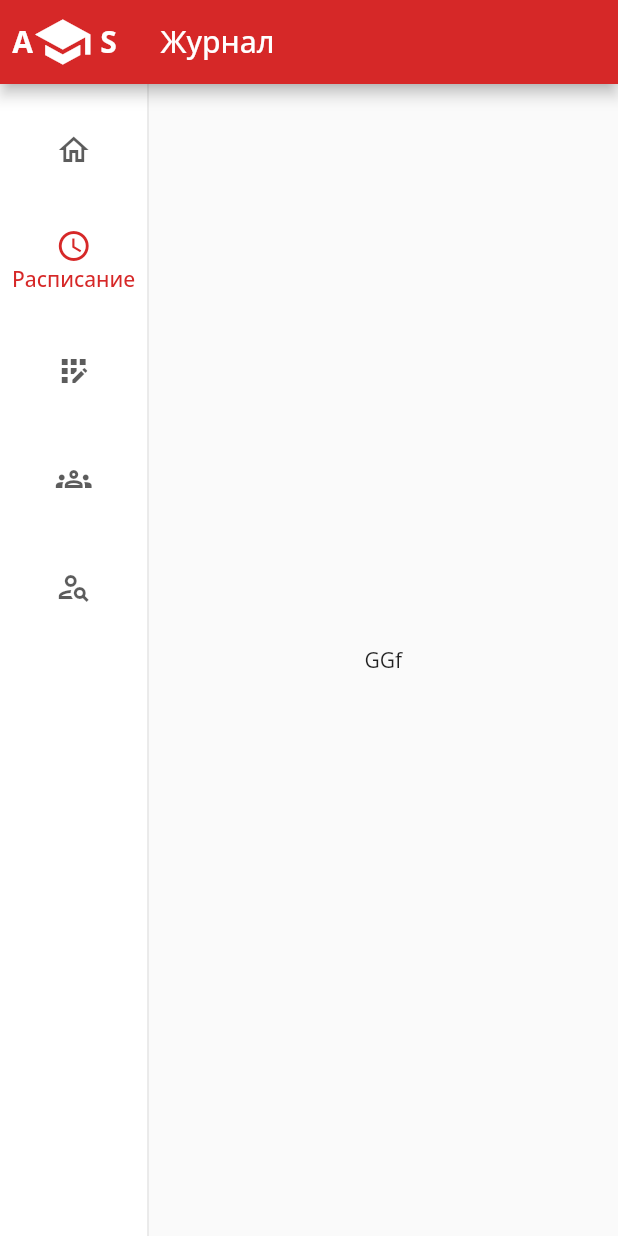
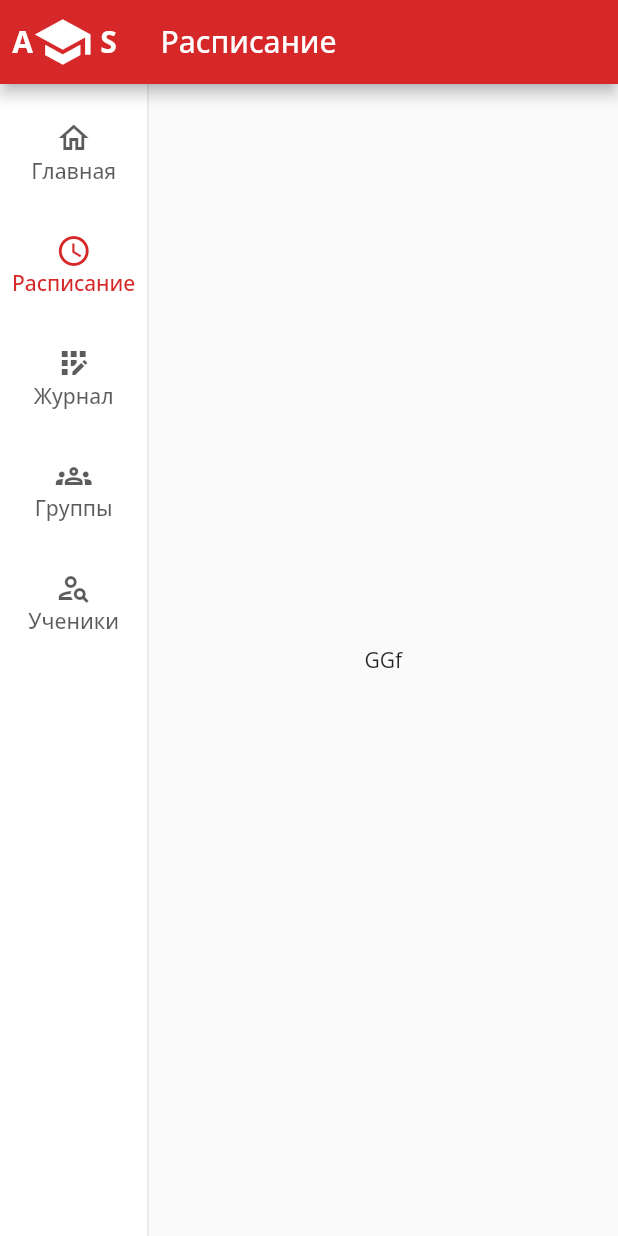
Before and after one commit to khudysh/Academus, a Flutter app: the DesktopView screen opened directly, after a tap on "Расписание", on a phone screen of 412 x 824 dp. Run offline on Flutter 3.47's test engine with Material 2 defaults, Android fonts, the phone set to English and light mode, and no system bars; our stand-ins replace adaptive_breakpoints; missing offline and left inert: dart:html.

Commit message:
tryed add routes, change mobile nav,

```diff
--- a/lib/app.dart
+++ b/lib/app.dart
@@ -10,6 +10,7 @@ class StudyCrm extends StatelessWidget{
 
   @override
   Widget build(BuildContext context) {
+    print("rebuild StudyCrm");
     final isDesktop = isDisplayDesktop(context);
     if (isDesktop) {
       return const DesktopView();
--- a/lib/main.dart
+++ b/lib/main.dart
@@ -3,25 +3,60 @@ import 'package:provider/provider.dart';
 import 'package:srm_test/app.dart';
 import 'package:srm_test/resources/theme.dart';
 import 'package:srm_test/widgets/switch_body.dart';
-
+import 'package:srm_test/routes.dart';
 
 void main() {
-  runApp(const MainPage());
+  runApp(const MainApp());
 }
 
-class MainPage extends StatelessWidget {
-  const MainPage({Key? key}) : super(key: key);
+class MainApp extends StatelessWidget {
+  const MainApp({Key? key}) : super(key: key);
 
   @override
   Widget build(BuildContext context) {
+    print("rebuild MainApp");
+
     return ChangeNotifierProvider<CurrentScreen>(
       create: (context) => CurrentScreen(),
       child: MaterialApp(
-        title: "Eugene",
-        home: StudyCrm(),
-        debugShowCheckedModeBanner: false,
-        theme: CustomTheme.lightTheme,
-      ),
+          title: "Eugene",
+          home: StudyCrm(),
+          debugShowCheckedModeBanner: false,
+          theme: CustomTheme.lightTheme,
+          // initialRoute: "/home",
+          // routes: {
+          //   "/home": (context) {
+          //     Future.delayed(Duration.zero, () {
+          //       context.read<CurrentScreen>().switchBody(0);
+          //     });
+          //     return StudyCrm();
+          //   },
+          //   "/timetable": (context) {
+          //     Future.delayed(Duration.zero, () {
+          //       context.read<CurrentScreen>().switchBody(1);
+          //     });
+          //     return StudyCrm();
+          //   },
+          //   "/register": (context) {
+          //     Future.delayed(Duration.zero, () {
+          //       context.read<CurrentScreen>().switchBody(2);
+          //     });
+          //     return StudyCrm();
+          //   },
+          //   "/groups": (context) {
+          //     Future.delayed(Duration.zero, () {
+          //       context.read<CurrentScreen>().switchBody(3);
+          //     });
+          //     return StudyCrm();
+          //   },
+          //   "/students": (context) {
+          //     Future.delayed(Duration.zero, () {
+          //       context.read<CurrentScreen>().switchBody(4);
+          //     });
+          //     return StudyCrm();
+          //   }
+          // }
+          ),
     );
   }
 }
--- /dev/null
+++ b/lib/resources/const.dart
@@ -0,0 +1,12 @@
+const destinationRegister = "Журнал";
+const destinationTimetable = "Расписание";
+const destinationGroups = "Группы";
+const destinationStudents = "Ученики";
+const destinationHome = "Главная";
+final selectedItem = <String>[
+  destinationHome,
+  destinationTimetable,
+  destinationRegister,
+  destinationGroups,
+  destinationStudents,
+];
--- a/lib/routes.dart
+++ b/lib/routes.dart
@@ -1,10 +1,10 @@
 
-// import 'package:get/get.dart';
-// import 'screens/home.dart';
-
-// class Routes {
-//   static final routes = [
-//     GetPage(name: '/home', page: () => Home()),
-//     //GetPage(name: '/group', page: () => const CurrencyScreen())
-//   ];
-// }
+class Routes {
+  static final routes = {
+    0:'/home',
+    1:'/timetable',
+    2:'/register',
+    3:'/groups',
+    4:'/students',
+  };
+}
--- a/lib/screens/home.dart
+++ b/lib/screens/home.dart
@@ -7,95 +7,53 @@ class Home extends StatelessWidget {
 
   @override
   Widget build(BuildContext context) {
-    final isDesktop = isDisplayDesktop(context);
-    if (isDesktop) {
-    return Column(
-      children: [
-        Row(
-          mainAxisAlignment: MainAxisAlignment.spaceEvenly,
+    print("rebuild CardHome");
+
+    // final isDesktop = isDisplayDesktop(context);
+    // if (isDesktop) {
+    return
+
+        GridView.extent(
+           maxCrossAxisExtent: 300.0,
+
+        crossAxisSpacing: 20.0,
+        mainAxisSpacing: 20.0,
           children: [
-            Padding(
-              padding: EdgeInsets.only(
-                  top: standartPadding),
-              child: const CardHome(
+             const CardHome(
                 title: "Расписание",
                 icon: Icons.schedule,
                 describe:
                     "Здесь можно посмотреть расписание занятий в разных кабинетах, а также изменить его",
                 screenNum: 1,
               ),
-            ),
-            Padding(
-              padding: EdgeInsets.only(
-                  top: standartPadding),
-              child: const CardHome(
+            const CardHome(
                 title: "Журнал",
                 icon: Icons.app_registration,
                 describe:
                     "Здесь можно посмотреть журнал посещений, отметить присутствующих, прописать темы уроков",
                     screenNum: 2,
               ),
-            ),
-            Padding(
-              padding: EdgeInsets.only(
-                  top: standartPadding),
-              child: const CardHome(
+           const CardHome(
                 title: "Группы",
                 icon: Icons.groups,
                 describe:
                     "Здесь можно посмотреть все группы, их расписание и состав",
                     screenNum: 3,
               ),
-            ),
-            Padding(
-              padding: EdgeInsets.only(
-                  top: standartPadding),
-              child: const CardHome(
+            const CardHome(
                 title: "Ученики",
                 icon: Icons.person_search,
                 describe:
                     "Здесь можно посмотреть информацию по каждому отдельному ученику",
                    screenNum: 4,
               ),
-            ),
+
           ],
-        ),
-        Padding(
-              padding: EdgeInsets.only(
-                  left: standartPadding,
-                  right: standartPadding,
-                  top: standartPadding),
-              child:
-        Row(
-          mainAxisAlignment: MainAxisAlignment.spaceEvenly,
-          children: const [
-            Expanded(
-              flex: 2,
-              child: CardHome(
-                icon: Icons.schedule,
-                title: "Расписание",
-                describe:
-                    "Здесь можно посмотреть информацию по каждому отдельному ученику",
-                    screenNum: 0,
-              ),
-            ),
-            Expanded(
-              child: CardHome(
-                icon: Icons.schedule,
-                title: "Расписание",
-                describe:
-                    "Здесь можно посмотреть информацию по каждому отдельному ученику",
-                    screenNum: 0,
-              ),
-            ),
-          ],
-        ),
-        ),
-      ],
+
     );
-    }
-    else {
-      return Text("f");
-  }
+  //   }
+  //   else {
+  //     return Text("f");
+  // }
   }
 }
--- a/lib/widgets/card_home.dart
+++ b/lib/widgets/card_home.dart
@@ -15,6 +15,7 @@ class CardHome extends StatelessWidget {
 
   @override
   Widget build(BuildContext context) {
+    print("rebuild CardHome");
     return Card(
       child: InkWell(
         hoverColor: Colors.black.withAlpha(3),
--- a/lib/widgets/desktop_view.dart
+++ b/lib/widgets/desktop_view.dart
@@ -1,24 +1,15 @@
 import 'package:flutter/material.dart';
 import 'package:provider/provider.dart';
 import 'package:srm_test/widgets/switch_body.dart';
-
+import 'package:srm_test/routes.dart';
+import 'package:srm_test/resources/const.dart';
 class DesktopView extends StatelessWidget {
   const DesktopView({Key? key}) : super(key: key);
 
   @override
   Widget build(BuildContext context) {
-    const destinationRegister = "Журнал";
-    const destinationTimetable = "Расписание";
-    const destinationGroups = "Группы";
-    const destinationStudents = "Ученики";
-    const destinationHome = "Главная";
-    final selectedItem = <String>[
-      destinationHome,
-      destinationRegister,
-      destinationTimetable,
-      destinationGroups,
-      destinationStudents,
-    ];
+    print("rebuild DesktopView");
+
     return Scaffold(
       appBar: AppBar(
         automaticallyImplyLeading: false,
@@ -75,8 +66,9 @@ class DesktopView extends StatelessWidget {
             selectedIndex: context.watch<CurrentScreen>().getCurrentScreenNum,
             onDestinationSelected: (index) {
               context.read<CurrentScreen>().switchBody(index);
+              //Navigator.pushReplacementNamed(context, Routes.routes[index]!);
             },
-            labelType: NavigationRailLabelType.selected,
+            labelType: NavigationRailLabelType.all,
             destinations: const [
               NavigationRailDestination(
                 icon: Icon(
--- a/lib/widgets/mobile_view.dart
+++ b/lib/widgets/mobile_view.dart
@@ -1,59 +1,28 @@
 import 'package:flutter/material.dart';
 import 'package:provider/provider.dart';
 import 'package:srm_test/widgets/switch_body.dart';
+import 'package:srm_test/resources/const.dart';
 
-class MobileView extends StatefulWidget {
+class MobileView extends StatelessWidget {
   const MobileView({Key? key}) : super(key: key);
 
   @override
-  State<MobileView> createState() => _MobileViewState();
-}
+  Widget build(BuildContext context) {
+    print("rebuild DesktopView");
 
-class _MobileViewState extends State<MobileView> with RestorationMixin {
-  final RestorableInt _selectedIndex = RestorableInt(0);
-
-  @override
-  String get restorationId => 'nav_rail_demo';
-
-  @override
-  void restoreState(RestorationBucket? oldBucket, bool initialRestore) {
-    registerForRestoration(_selectedIndex, 'selected_index');
-  }
-
-  @override
-  void dispose() {
-    _selectedIndex.dispose();
-    super.dispose();
-  }
-
-  @override
-  Widget build(BuildContext context) {
-    const destinationRegister = "Журнал";
-    const destinationTimetable = "Расписание";
-    const destinationGroups = "Группы";
-    const destinationStudents = "Ученики";
-    const destinationHome = "Главная";
-    final selectedItem = <String>[
-      destinationHome,
-      destinationRegister,
-      destinationTimetable,
-      destinationGroups,
-      destinationStudents,
-    ];
     return Scaffold(
       appBar: AppBar(
-        title: Text(selectedItem[_selectedIndex.value]),
+        title: Text(selectedItem[context.watch<CurrentScreen>().getCurrentScreenNum]),
       ),
       body: context.watch<CurrentScreen>().getCurrentScreen,
       drawer: SizedBox(
         width: 100,
         child: Drawer(
           child: NavigationRail(
-            selectedIndex: _selectedIndex.value,
+            groupAlignment: -0.7,
+            selectedIndex: context.watch<CurrentScreen>().getCurrentScreenNum,
             onDestinationSelected: (index) {
-              setState(() {
-                _selectedIndex.value = index;
-              });
+              context.read<CurrentScreen>().switchBody(index);
             },
             labelType: NavigationRailLabelType.selected,
             destinations: const [
@@ -70,10 +39,21 @@ class _MobileViewState extends State<MobileView> with RestorationMixin {
               ),
               NavigationRailDestination(
                 icon: Icon(
-                  Icons.favorite_border,
+                  Icons.schedule_outlined,
                 ),
                 selectedIcon: Icon(
-                  Icons.favorite,
+                  Icons.schedule,
+                ),
+                label: Text(
+                  destinationTimetable,
+                ),
+              ),
+              NavigationRailDestination(
+                icon: Icon(
+                  Icons.app_registration_outlined,
+                ),
+                selectedIcon: Icon(
+                  Icons.app_registration,
                 ),
                 label: Text(
                   destinationRegister,
@@ -81,32 +61,19 @@ class _MobileViewState extends State<MobileView> with RestorationMixin {
               ),
               NavigationRailDestination(
                 icon: Icon(
-                  Icons.bookmark_border,
+                  Icons.groups_outlined,
                 ),
                 selectedIcon: Icon(
-                  Icons.book,
-                ),
-                label: Text(
-                  destinationTimetable,
-                ),
-              ),
-              NavigationRailDestination(
-                icon: Icon(
-                  Icons.star_border,
-                ),
-                selectedIcon: Icon(
-                  Icons.star,
+                  Icons.groups,
                 ),
                 label: Text(
                   destinationGroups,
                 ),
               ),
               NavigationRailDestination(
-                icon: Icon(
-                  Icons.favorite_border,
-                ),
+                icon: Icon(Icons.person_search_outlined),
                 selectedIcon: Icon(
-                  Icons.favorite,
+                  Icons.person_search,
                 ),
                 label: Text(
                   destinationStudents,
```
